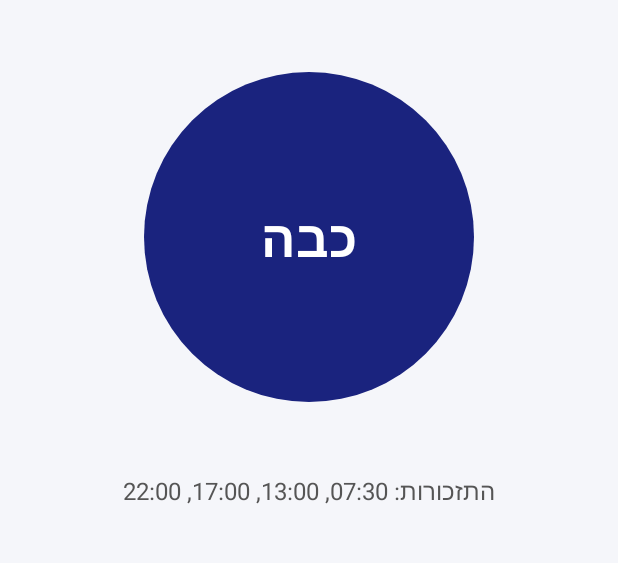
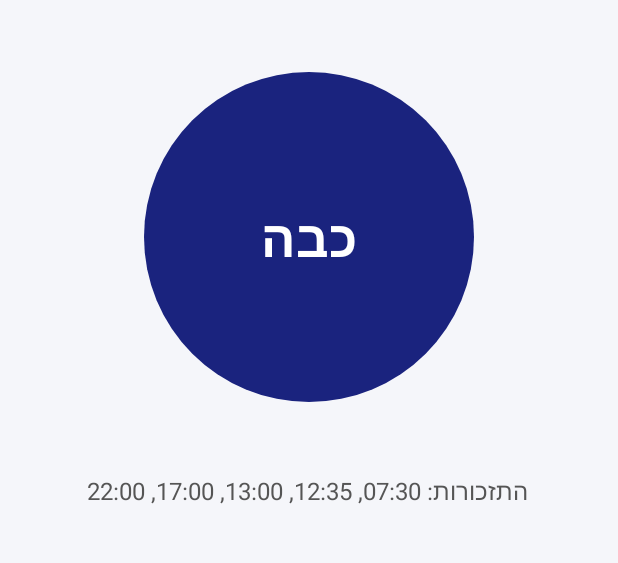
Before and after one commit to lior77/book-gage, an Android app: the screen it shows after launch (MainActivity), after a tap on "הפעל", on a phone screen of 412 x 824 dp, the part 391-954 px from its top. Run offline under Robolectric (Android 15) with nearby library versions, the phone set to English and light mode, and no system bars.

Commit message:
Add 12:35 daily reminder time
Add a fifth reminder at 12:35 to the existing four times, so reminders now
fire at 07:30, 12:35, 13:00, 17:00, 22:00.

Co-Authored-By: Claude Opus 4.8 <noreply@anthropic.com>
Claude-Session: https://claude.ai/code/session_01Hs7e69aRrwAXKiEPi4Fgv5

```diff
--- a/android/app/src/main/java/com/reminder/meds/AlarmScheduler.kt
+++ b/android/app/src/main/java/com/reminder/meds/AlarmScheduler.kt
@@ -12,16 +12,17 @@ import java.util.Calendar
  */
 object AlarmScheduler {
 
-    /** The four daily reminder times: 07:30, 13:00, 17:00, 22:00. */
+    /** The daily reminder times: 07:30, 12:35, 13:00, 17:00, 22:00. */
     val TIMES: List<Pair<Int, Int>> = listOf(
         7 to 30,
+        12 to 35,
         13 to 0,
         17 to 0,
         22 to 0
     )
 
-    private const val REQ_DAILY_BASE = 0     // request codes 0..3
-    private const val REQ_SNOOZE_BASE = 100  // request codes 100..103
+    private const val REQ_DAILY_BASE = 0     // request codes 0..(TIMES.size - 1)
+    private const val REQ_SNOOZE_BASE = 100  // request codes 100..(100 + TIMES.size - 1)
 
     private fun alarmManager(context: Context) =
         context.getSystemService(Context.ALARM_SERVICE) as AlarmManager
--- a/android/app/src/main/res/values/strings.xml
+++ b/android/app/src/main/res/values/strings.xml
@@ -5,7 +5,7 @@
     <!-- Home screen -->
     <string name="turn_on">הפעל</string>
     <string name="turn_off">כבה</string>
-    <string name="times_hint">התזכורות: 07:30, 13:00, 17:00, 22:00</string>
+    <string name="times_hint">התזכורות: 07:30, 12:35, 13:00, 17:00, 22:00</string>
 
     <!-- Alarm screen -->
     <string name="reminder_title">הגיע הזמן לקחת תרופות</string>
```
Also changed, not shown: 1 other file.
